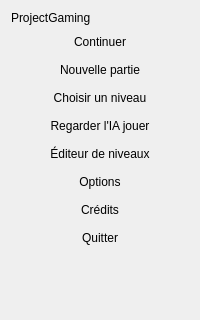
This is Source/Elements/UI/MainMenu.ui in azertval/ProjectGaming as Qt 5 draws it before an edit. The edited form follows.
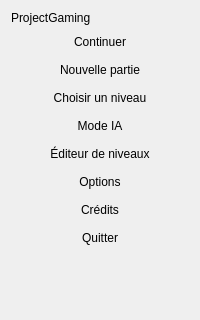
This is the edited form. Custom widgets are drawn as their Qt base class.

Commit message: LOT-ANNEXE-21 -- Mode IA (IHM)

What changed in the file:
```diff
--- a/Source/Elements/UI/MainMenu.ui
+++ b/Source/Elements/UI/MainMenu.ui
@@ -42,12 +42,12 @@
     </widget>
    </item>
    <item>
-    <widget class="hmi::PixelMenuButton" name="watchAiButton">
-     <!-- Regarder l'IA jouer (LOT-ANNEXE-18) : rejoue un fichier de Elements/Replays/, choisi via
-          une boite de dialogue de fichier, pas de panneau de liste dedie (decision de cadrage,
-          voir MainWindow::watchAiPlay). -->
+    <widget class="hmi::PixelMenuButton" name="aiModeButton">
+     <!-- Mode IA (LOT-ANNEXE-21) : ecran a trois onglets (Entrainement, Validation et sauvegarde,
+          Rejeu), remplace l'ancienne entree Regarder l'IA jouer (LOT-ANNEXE-18), dont l'onglet
+          Rejeu reprend le role. -->
      <property name="cursor"><cursorShape>PointingHandCursor</cursorShape></property>
-     <property name="text"><string>Regarder l'IA jouer</string></property>
+     <property name="text"><string>Mode IA</string></property>
      <property name="flat"><bool>true</bool></property>
     </widget>
    </item>
```
The commit also changes 47 other files.
